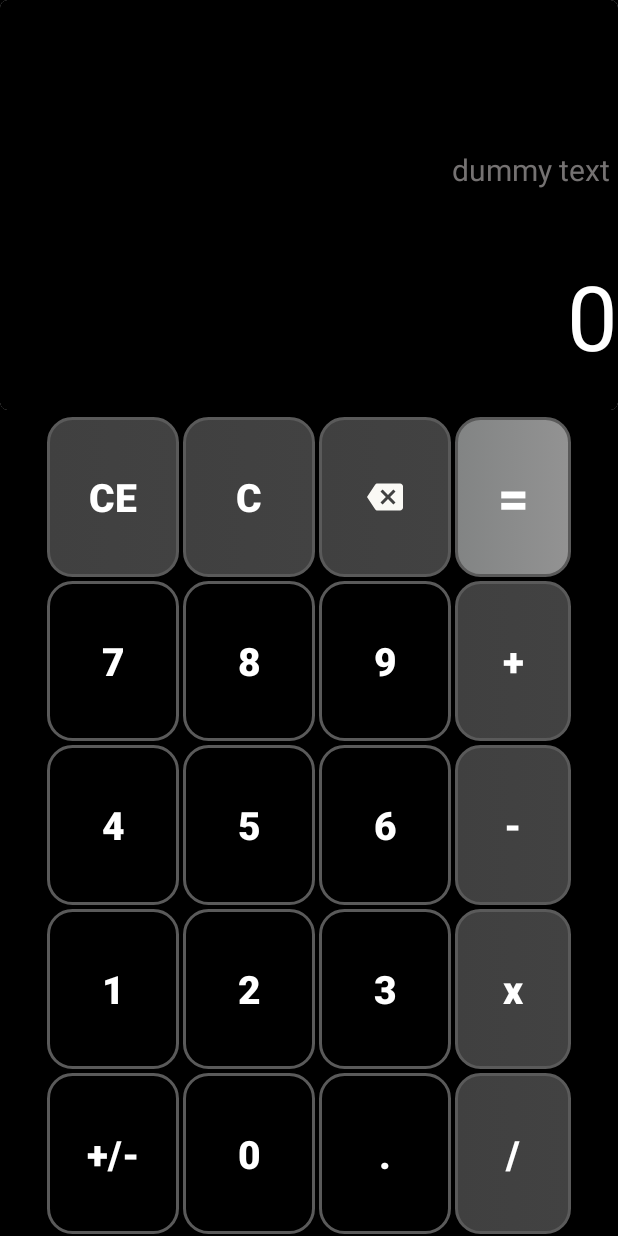
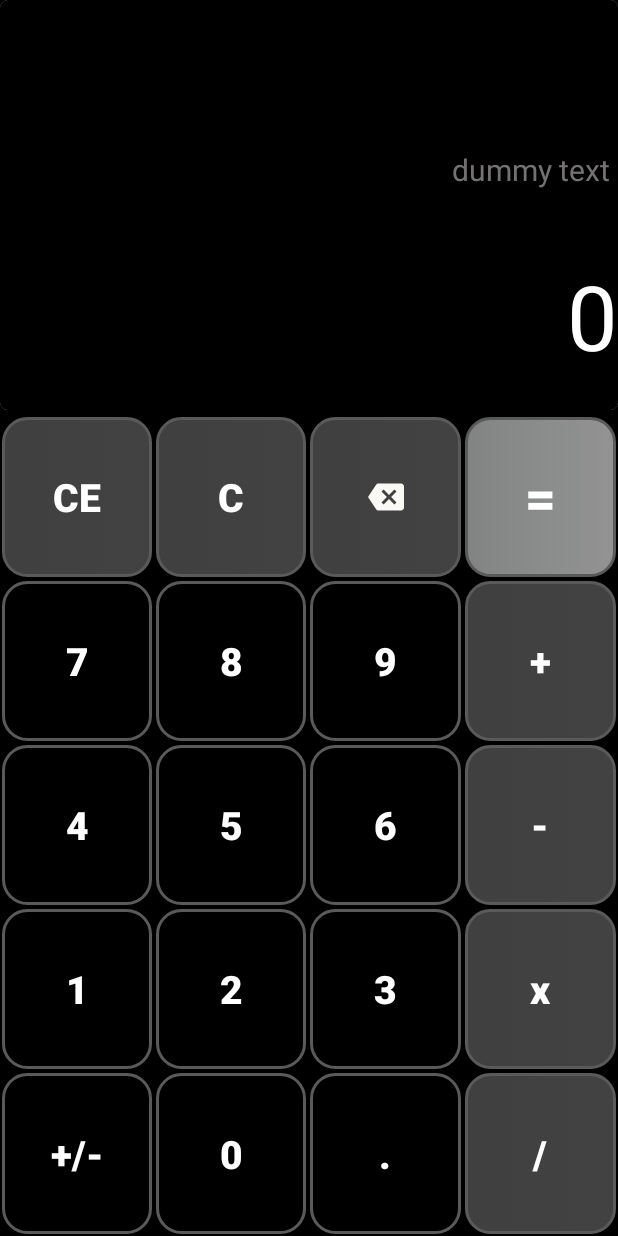
Before and after one commit to AhmadMamduhh/Calculator_Application, an Android app: the layout activity_main_dark.xml on its own in the app's theme, with its tools: preview values and no code run, on a phone screen of 412 x 824 dp. Run offline under Robolectric (Android 15) with nearby library versions, the phone set to English and light mode, and no system bars.

Commit message:
Added division by zero error fix, fixed some bugs in the layout and added logic for the positive/negative button.

```diff
--- a/app/src/main/res/layout/activity_main_dark.xml
+++ b/app/src/main/res/layout/activity_main_dark.xml
@@ -68,8 +68,6 @@
         android:layout_weight="2"
         android:background="#000"
         android:orientation="vertical"
-        android:paddingStart="30dp"
-        android:paddingEnd="30dp"
         app:layout_constraintHorizontal_bias="0.5"
         app:layout_constraintBottom_toBottomOf="parent"
         app:layout_constraintEnd_toEndOf="parent"
@@ -80,11 +78,13 @@
             android:layout_width="match_parent"
             android:layout_height="0dp"
             android:layout_weight="1"
+            android:gravity="center"
             android:orientation="horizontal">
 
             <Button
                 android:id="@+id/ceBtn"
-                android:layout_width="wrap_content"
+                android:layout_width="0dp"
+                android:layout_weight="1"
                 android:layout_height="match_parent"
                 android:layout_margin="1dp"
                 android:background="@drawable/button_dark_grey"
@@ -95,7 +95,8 @@
 
             <Button
                 android:id="@+id/cBtn"
-                android:layout_width="wrap_content"
+                android:layout_width="0dp"
+                android:layout_weight="1"
                 android:layout_height="match_parent"
                 android:layout_margin="1dp"
                 android:background="@drawable/button_dark_grey"
@@ -106,7 +107,8 @@
 
             <ImageButton
                 android:id="@+id/removeBtn"
-                android:layout_width="wrap_content"
+                android:layout_width="0dp"
+                android:layout_weight="1"
                 android:layout_height="match_parent"
                 android:layout_margin="1dp"
                 android:background="@drawable/button_dark_grey"
@@ -118,7 +120,8 @@
 
             <Button
                 android:id="@+id/equalsBtn"
-                android:layout_width="wrap_content"
+                android:layout_width="0dp"
+                android:layout_weight="1"
                 android:layout_height="match_parent"
                 android:layout_margin="1dp"
                 android:background="@drawable/button_dark_offwhite"
@@ -133,11 +136,13 @@
             android:layout_width="match_parent"
             android:layout_height="0dp"
             android:layout_weight="1"
+            android:gravity="center"
             android:orientation="horizontal">
 
             <Button
                 android:id="@+id/sevenBtn"
-                android:layout_width="wrap_content"
+                android:layout_width="0dp"
+                android:layout_weight="1"
                 android:layout_height="match_parent"
                 android:layout_margin="1dp"
                 android:background="@drawable/button_dark_black"
@@ -148,7 +153,8 @@
 
             <Button
                 android:id="@+id/eightBtn"
-                android:layout_width="wrap_content"
+                android:layout_width="0dp"
+                android:layout_weight="1"
                 android:layout_height="match_parent"
                 android:layout_margin="1dp"
                 android:background="@drawable/button_dark_black"
@@ -159,7 +165,8 @@
 
             <Button
                 android:id="@+id/nineBtn"
-                android:layout_width="wrap_content"
+                android:layout_width="0dp"
+                android:layout_weight="1"
                 android:layout_height="match_parent"
                 android:layout_margin="1dp"
                 android:background="@drawable/button_dark_black"
@@ -170,7 +177,8 @@
 
             <Button
                 android:id="@+id/plusBtn"
-                android:layout_width="wrap_content"
+                android:layout_width="0dp"
+                android:layout_weight="1"
                 android:layout_height="match_parent"
                 android:layout_margin="1dp"
                 android:background="@drawable/button_dark_grey"
@@ -185,11 +193,13 @@
             android:layout_width="match_parent"
             android:layout_height="0dp"
             android:layout_weight="1"
+            android:gravity="center"
             android:orientation="horizontal">
 
             <Button
                 android:id="@+id/fourBtn"
-                android:layout_width="wrap_content"
+                android:layout_width="0dp"
+                android:layout_weight="1"
                 android:layout_height="match_parent"
                 android:layout_margin="1dp"
                 android:background="@drawable/button_dark_black"
@@ -200,7 +210,8 @@
 
             <Button
                 android:id="@+id/fiveBtn"
-                android:layout_width="wrap_content"
+                android:layout_width="0dp"
+                android:layout_weight="1"
                 android:layout_height="match_parent"
                 android:layout_margin="1dp"
                 android:background="@drawable/button_dark_black"
@@ -211,7 +222,8 @@
 
             <Button
                 android:id="@+id/sixBtn"
-                android:layout_width="wrap_content"
+                android:layout_width="0dp"
+                android:layout_weight="1"
                 android:layout_height="match_parent"
                 android:layout_margin="1dp"
                 android:background="@drawable/button_dark_black"
@@ -222,7 +234,8 @@
 
             <Button
                 android:id="@+id/minusBtn"
-                android:layout_width="wrap_content"
+                android:layout_width="0dp"
+                android:layout_weight="1"
                 android:layout_height="match_parent"
                 android:layout_margin="1dp"
                 android:background="@drawable/button_dark_grey"
@@ -237,11 +250,13 @@
             android:layout_width="match_parent"
             android:layout_height="0dp"
             android:layout_weight="1"
+            android:gravity="center"
             android:orientation="horizontal">
 
             <Button
                 android:id="@+id/oneBtn"
-                android:layout_width="wrap_content"
+                android:layout_width="0dp"
+                android:layout_weight="1"
                 android:layout_height="match_parent"
                 android:layout_margin="1dp"
                 android:background="@drawable/button_dark_black"
@@ -252,7 +267,8 @@
 
             <Button
                 android:id="@+id/twoBtn"
-                android:layout_width="wrap_content"
+                android:layout_width="0dp"
+                android:layout_weight="1"
                 android:layout_height="match_parent"
                 android:layout_margin="1dp"
                 android:background="@drawable/button_dark_black"
@@ -263,7 +279,8 @@
 
             <Button
                 android:id="@+id/threeBtn"
-                android:layout_width="wrap_content"
+                android:layout_width="0dp"
+                android:layout_weight="1"
                 android:layout_height="match_parent"
                 android:layout_margin="1dp"
                 android:background="@drawable/button_dark_black"
@@ -274,7 +291,8 @@
 
             <Button
                 android:id="@+id/timesBtn"
-                android:layout_width="wrap_content"
+                android:layout_width="0dp"
+                android:layout_weight="1"
                 android:layout_height="match_parent"
                 android:layout_margin="1dp"
                 android:background="@drawable/button_dark_grey"
@@ -290,11 +308,13 @@
             android:layout_width="match_parent"
             android:layout_height="0dp"
             android:layout_weight="1"
+            android:gravity="center"
             android:orientation="horizontal">
 
             <Button
                 android:id="@+id/posNegBtn"
-                android:layout_width="wrap_content"
+                android:layout_width="0dp"
+                android:layout_weight="1"
                 android:layout_height="match_parent"
                 android:layout_margin="1dp"
                 android:background="@drawable/button_dark_black"
@@ -305,7 +325,8 @@
 
             <Button
                 android:id="@+id/zeroBtn"
-                android:layout_width="wrap_content"
+                android:layout_width="0dp"
+                android:layout_weight="1"
                 android:layout_height="match_parent"
                 android:layout_margin="1dp"
                 android:background="@drawable/button_dark_black"
@@ -316,7 +337,8 @@
 
             <Button
                 android:id="@+id/decimalBtn"
-                android:layout_width="wrap_content"
+                android:layout_width="0dp"
+                android:layout_weight="1"
                 android:layout_height="match_parent"
                 android:layout_margin="1dp"
                 android:background="@drawable/button_dark_black"
@@ -327,7 +349,8 @@
 
             <Button
                 android:id="@+id/divisonBtn"
-                android:layout_width="wrap_content"
+                android:layout_width="0dp"
+                android:layout_weight="1"
                 android:layout_height="match_parent"
                 android:layout_margin="1dp"
                 android:background="@drawable/button_dark_grey"
--- a/app/src/main/res/values/strings.xml
+++ b/app/src/main/res/values/strings.xml
@@ -19,4 +19,7 @@
     <string name="zero">0</string>
     <string name="decimal">.</string>
     <string name="divide">/</string>
+    <string name="maximum_error_1">The maximum number of running operations limit has been reached!</string>
+    <string name="maximum_error_2">The maximum number of digits limit has been reached!</string>
+    <string name="division_by_zero_error">Cannot divide by zero!</string>
 </resources>
```
Also changed, not shown: app/src/main/java/com/ahmedmamdouh/calculatorapplication/MainActivity.kt (+99 -5 lines), app/src/main/res/layout/activity_main.xml (+44 -22 lines).
